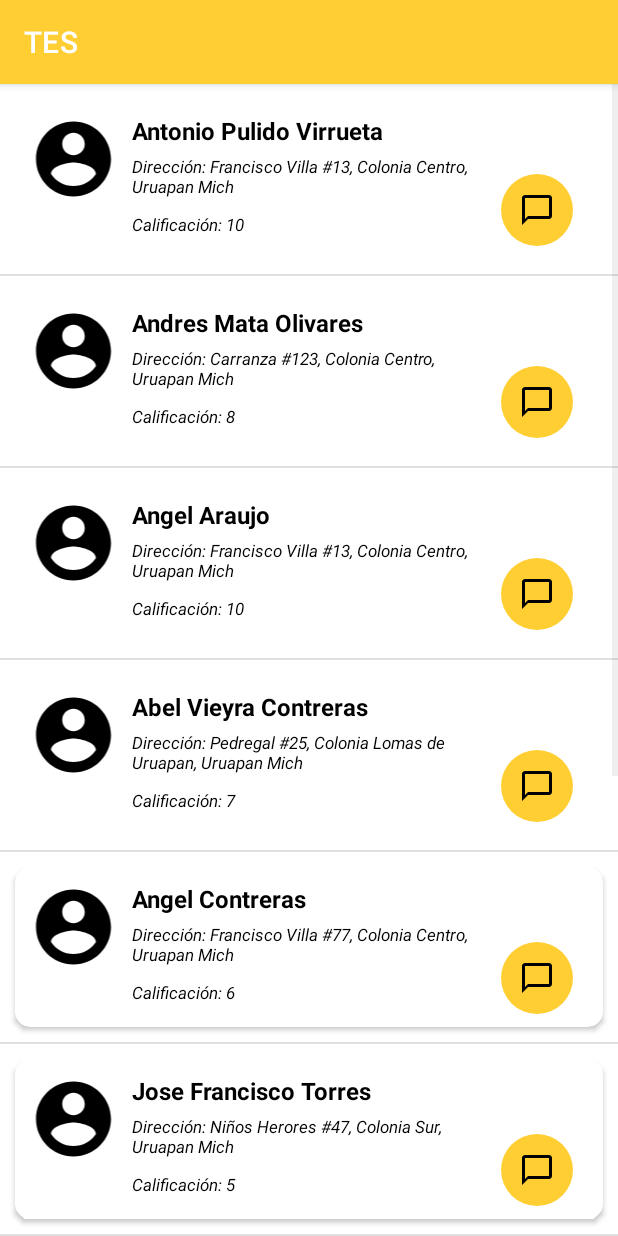
After one commit to SalvadorMoradoQuiroz/TES, an Android app: the TalacherosActivity screen opened directly, with no data from a screen before it, on a phone screen of 412 x 824 dp. The commit adds this screen. Run offline under Robolectric (Android 15) with nearby library versions, the phone set to English and light mode, and no system bars; Roboto replaces fonts that are not available here.

Commit message:
[ADD] ListView Talacheros disponibles y más...

```diff
--- a/app/src/main/AndroidManifest.xml
+++ b/app/src/main/AndroidManifest.xml
@@ -13,6 +13,9 @@
         android:roundIcon="@mipmap/ic_launcher_round"
         android:supportsRtl="true"
         android:theme="@style/Theme.TES">
+        <activity
+            android:name=".TalacherosActivity"
+            android:exported="true" />
         <activity
             android:name=".SpecialtyActivity"
             android:exported="true" />
--- a/app/src/main/java/com/tecnm/campusuruapan/pi/tes/LoginActivity.java
+++ b/app/src/main/java/com/tecnm/campusuruapan/pi/tes/LoginActivity.java
@@ -119,7 +119,7 @@ public class LoginActivity extends AppCompatActivity implements Information {
                 Intent intent = new Intent(LoginActivity.this, SignInActivity.class);
                 intent.putExtra("ROL","TALACHERO");
                 startActivity(intent);
-                finish();
+                //finish();
             }
         });
 
--- a/app/src/main/java/com/tecnm/campusuruapan/pi/tes/MainActivity.java
+++ b/app/src/main/java/com/tecnm/campusuruapan/pi/tes/MainActivity.java
@@ -76,6 +76,7 @@ public class MainActivity extends AppCompatActivity {
             @Override
             public void onClick(View view) {
                 Intent intent = new Intent(MainActivity.this, ChatActivity.class);
+                intent.putExtra("NombreTalachero", "Salvador Morado Quiroz");
                 startActivity(intent);
             }
         });
--- /dev/null
+++ b/app/src/main/java/com/tecnm/campusuruapan/pi/tes/TalacherosActivity.java
@@ -0,0 +1,23 @@
+package com.tecnm.campusuruapan.pi.tes;
+
+import androidx.appcompat.app.AppCompatActivity;
+
+import android.os.Bundle;
+import android.widget.ListView;
+
+import com.tecnm.campusuruapan.pi.tes.adapters.AdapterListViewTalachero;
+import com.tecnm.campusuruapan.pi.tes.datosDePrueba.DatosPrueba;
+
+public class TalacherosActivity extends AppCompatActivity {
+    private ListView listView_Talacheros;
+
+    @Override
+    protected void onCreate(Bundle savedInstanceState) {
+        super.onCreate(savedInstanceState);
+        setContentView(R.layout.activity_talacheros);
+
+        listView_Talacheros = findViewById(R.id.listView_Talacheros);
+        AdapterListViewTalachero adapterListViewTalachero = new AdapterListViewTalachero(TalacherosActivity.this, R.layout.item_talachero, DatosPrueba.getListTalacheros());
+        listView_Talacheros.setAdapter(adapterListViewTalachero);
+    }
+}
--- /dev/null
+++ b/app/src/main/java/com/tecnm/campusuruapan/pi/tes/adapters/AdapterListViewTalachero.java
@@ -0,0 +1,97 @@
+package com.tecnm.campusuruapan.pi.tes.adapters;
+
+import android.content.Context;
+import android.content.Intent;
+import android.view.LayoutInflater;
+import android.view.View;
+import android.view.ViewGroup;
+import android.widget.BaseAdapter;
+import android.widget.ImageView;
+import android.widget.TextView;
+
+import com.tecnm.campusuruapan.pi.tes.ChatActivity;
+import com.tecnm.campusuruapan.pi.tes.LoginActivity;
+import com.tecnm.campusuruapan.pi.tes.R;
+import com.tecnm.campusuruapan.pi.tes.SignInActivity;
+import com.tecnm.campusuruapan.pi.tes.models.Talachero;
+
+import java.util.List;
+
+public class AdapterListViewTalachero extends BaseAdapter {
+
+    private LayoutInflater layoutInflater;
+    private Context context;
+    private int idLayout;
+    private List<Talachero> talacheroes;
+
+    public AdapterListViewTalachero(Context context, int idLayout, List<Talachero> talacheroes) {
+        this.context = context;
+        this.idLayout = idLayout;
+        this.talacheroes = talacheroes;
+        this.layoutInflater = (LayoutInflater) context.getSystemService(Context.LAYOUT_INFLATER_SERVICE);
+    }
+
+    public List<Talachero> getTalacheros() {
+        return talacheroes;
+    }
+
+    public void setTalacheros(List<Talachero> talacheroes) {
+        this.talacheroes = talacheroes;
+        notifyDataSetChanged();
+    }
+
+    @Override
+    public int getCount() {
+        return talacheroes.size();
+    }
+
+    @Override
+    public Object getItem(int i) {
+        return talacheroes.get(i);
+    }
+
+    @Override
+    public long getItemId(int i) {
+        return i;
+    }
+
+    @Override
+    public View getView(int position, View view, ViewGroup viewGroup) {
+        final Talachero talachero = talacheroes.get(position);
+        AdapterListViewTalachero.TalacheroHolder talacheroHolder = null;
+        if (view == null) {
+            view = layoutInflater.inflate(idLayout, null);
+            talacheroHolder = new AdapterListViewTalachero.TalacheroHolder();
+            talacheroHolder.textView_NombreT_Item = view.findViewById(R.id.textView_NombreT_Item);
+            talacheroHolder.textView_DireccionT_Item = view.findViewById(R.id.textView_DireccionT_Item);
+            talacheroHolder.textView_CalificacionT_Item = view.findViewById(R.id.textView_CalificacionT_Item);
+            talacheroHolder.imageView_FotoPerfilT_Item = view.findViewById(R.id.imageView_FotoPerfilT_Item);
+            talacheroHolder.imageButton_Mensaje_Item = view.findViewById(R.id.imageButton_Mensaje_Item);
+
+            view.setTag(talacheroHolder);
+
+            talacheroHolder.textView_NombreT_Item.setText(talacheroes.get(position).getNombre());
+            talacheroHolder.textView_DireccionT_Item.setText("Dirección: "+talacheroes.get(position).getDireccion());
+            talacheroHolder.textView_CalificacionT_Item.setText("Calificación: "+talacheroes.get(position).getCalificacion());
+            //talacheroHolder.imageView_FotoPerfilT_Item.setImageResource();
+            talacheroHolder.imageButton_Mensaje_Item.setOnClickListener(new View.OnClickListener() {
+                @Override
+                public void onClick(View view) {
+                    Intent intent = new Intent(context, ChatActivity.class);
+                    intent.putExtra("NombreTalachero",talacheroes.get(position).getNombre());
+                    context.startActivity(intent);                }
+            });
+        } else {
+            view.getTag();
+        }
+        return view;
+    }
+
+    static class TalacheroHolder {
+        public TextView textView_NombreT_Item;
+        public TextView textView_DireccionT_Item;
+        public TextView textView_CalificacionT_Item;
+        public ImageView imageView_FotoPerfilT_Item;
+        public ImageView imageButton_Mensaje_Item;
+    }
+}
--- a/app/src/main/java/com/tecnm/campusuruapan/pi/tes/datosDePrueba/DatosPrueba.java
+++ b/app/src/main/java/com/tecnm/campusuruapan/pi/tes/datosDePrueba/DatosPrueba.java
@@ -2,6 +2,7 @@ package com.tecnm.campusuruapan.pi.tes.datosDePrueba;
 
 import com.tecnm.campusuruapan.pi.tes.R;
 import com.tecnm.campusuruapan.pi.tes.models.Specialty;
+import com.tecnm.campusuruapan.pi.tes.models.Talachero;
 
 import java.util.ArrayList;
 import java.util.List;
@@ -22,4 +23,31 @@ public class DatosPrueba {
 
         return specialties;
     }
+
+    public static List<Talachero> getListTalacheros(){
+        List<Talachero> talacheroes = new ArrayList<>();
+        Talachero t1 = new Talachero("Antonio Pulido Virrueta", "Francisco Villa #13, Colonia Centro, Uruapan Mich", 10, 1);
+        Talachero t2 = new Talachero("Andres Mata Olivares", "Carranza #123, Colonia Centro, Uruapan Mich", 8, 1);
+        Talachero t3 = new Talachero("Angel Araujo", "Francisco Villa #13, Colonia Centro, Uruapan Mich", 10, 1);
+        Talachero t4 = new Talachero("Abel Vieyra Contreras", "Pedregal #25, Colonia Lomas de Uruapan, Uruapan Mich", 7, 1);
+        Talachero t5 = new Talachero("Angel Contreras", "Francisco Villa #77, Colonia Centro, Uruapan Mich", 6, 1);
+        Talachero t6 = new Talachero("Jose Francisco Torres", "Niños Herores #47, Colonia Sur, Uruapan Mich", 5, 1);
+        Talachero t7 = new Talachero("Jesus Fuentes Leyba", "Francisco I Madero #52, Colonia Centro, Uruapan Mich", 7, 1);
+        Talachero t8 = new Talachero("Brandon Gutierrez Vazquez", "Coronado #15, Colonia Centro, Uruapan Mich", 10, 1);
+        Talachero t9 = new Talachero("Miriam Figueroa", "Villa #3, Colonia San Pedro, Uruapan Mich", 7, 1);
+        Talachero t10 = new Talachero("Sara Dominguez ", "Juarez #47, Colonia Norte, Uruapan Mich", 8, 1);
+
+        talacheroes.add(t1);
+        talacheroes.add(t2);
+        talacheroes.add(t3);
+        talacheroes.add(t4);
+        talacheroes.add(t5);
+        talacheroes.add(t6);
+        talacheroes.add(t7);
+        talacheroes.add(t8);
+        talacheroes.add(t9);
+        talacheroes.add(t10);
+
+        return talacheroes;
+    }
 }
--- /dev/null
+++ b/app/src/main/java/com/tecnm/campusuruapan/pi/tes/models/Talachero.java
@@ -0,0 +1,47 @@
+package com.tecnm.campusuruapan.pi.tes.models;
+
+public class Talachero {
+    private String nombre;
+    private String direccion;
+    private int calificacion;
+    private int image;
+
+    public Talachero(String nombre, String direccion, int calificacion, int image) {
+        this.nombre = nombre;
+        this.direccion = direccion;
+        this.calificacion = calificacion;
+        this.image = image;
+    }
+
+    public String getNombre() {
+        return nombre;
+    }
+
+    public void setNombre(String nombre) {
+        this.nombre = nombre;
+    }
+
+    public String getDireccion() {
+        return direccion;
+    }
+
+    public void setDireccion(String direccion) {
+        this.direccion = direccion;
+    }
+
+    public int getCalificacion() {
+        return calificacion;
+    }
+
+    public void setCalificacion(int calificacion) {
+        this.calificacion = calificacion;
+    }
+
+    public int getImage() {
+        return image;
+    }
+
+    public void setImage(int image) {
+        this.image = image;
+    }
+}
--- /dev/null
+++ b/app/src/main/res/drawable/roundcorner2.xml
@@ -0,0 +1,5 @@
+<?xml version="1.0" encoding="utf-8"?>
+<shape xmlns:android="http://schemas.android.com/apk/res/android">
+    <solid android:color="@color/principal_yellow" />
+    <corners android:radius="100dp" />
+</shape>
--- /dev/null
+++ b/app/src/main/res/layout/activity_talacheros.xml
@@ -0,0 +1,17 @@
+<?xml version="1.0" encoding="utf-8"?>
+<androidx.constraintlayout.widget.ConstraintLayout xmlns:android="http://schemas.android.com/apk/res/android"
+    xmlns:app="http://schemas.android.com/apk/res-auto"
+    xmlns:tools="http://schemas.android.com/tools"
+    android:layout_width="match_parent"
+    android:layout_height="match_parent"
+    tools:context=".TalacherosActivity">
+
+    <ListView
+        android:id="@+id/listView_Talacheros"
+        android:layout_width="match_parent"
+        android:layout_height="match_parent"
+        app:layout_constraintBottom_toBottomOf="parent"
+        app:layout_constraintEnd_toEndOf="parent"
+        app:layout_constraintStart_toStartOf="parent"
+        app:layout_constraintTop_toTopOf="parent" />
+</androidx.constraintlayout.widget.ConstraintLayout>
--- a/app/src/main/res/layout/item_talachero.xml
+++ b/app/src/main/res/layout/item_talachero.xml
@@ -37,7 +37,7 @@
                     android:orientation="vertical">
 
                     <ImageView
-                        android:id="@+id/imageView16"
+                        android:id="@+id/imageView_FotoPerfilT_Item"
                         android:layout_width="match_parent"
                         android:layout_height="60dp"
                         android:layout_marginTop="10dp"
@@ -48,12 +48,12 @@
                 <LinearLayout
                     android:layout_width="0dp"
                     android:layout_height="match_parent"
-                    android:layout_weight="0.40"
+                    android:layout_weight="0.60"
                     android:orientation="vertical">
 
                     <TextView
-                        android:id="@+id/textView6"
-                        android:layout_width="match_parent"
+                        android:id="@+id/textView_NombreT_Item"
+                        android:layout_width="wrap_content"
                         android:layout_height="wrap_content"
                         android:layout_marginTop="10dp"
                         android:layout_marginBottom="5dp"
@@ -64,7 +64,7 @@
                         android:textStyle="bold" />
 
                     <TextView
-                        android:id="@+id/textView15"
+                        android:id="@+id/textView_DireccionT_Item"
                         android:layout_width="match_parent"
                         android:layout_height="wrap_content"
                         android:layout_marginBottom="10dp"
@@ -75,7 +75,7 @@
                         android:textStyle="italic" />
 
                     <TextView
-                        android:id="@+id/textView18"
+                        android:id="@+id/textView_CalificacionT_Item"
                         android:layout_width="match_parent"
                         android:layout_height="wrap_content"
                         android:layout_marginBottom="15dp"
@@ -90,17 +90,17 @@
                 <LinearLayout
                     android:layout_width="0dp"
                     android:layout_height="match_parent"
-                    android:layout_weight="0.40"
+                    android:layout_weight="0.20"
                     android:orientation="vertical">
 
                     <ImageButton
-                        android:id="@+id/imageButton5"
+                        android:id="@+id/imageButton_Mensaje_Item"
                         android:layout_width="48dp"
                         android:layout_height="48dp"
                         android:layout_gravity="end"
                         android:layout_marginTop="50dp"
                         android:layout_marginEnd="20dp"
-                        android:background="@drawable/roundcorner"
+                        android:background="@drawable/roundcorner2"
                         android:contentDescription="@string/todo"
                         app:srcCompat="@drawable/ic_baseline_chat_bubble_outline_24"
                         tools:ignore="ImageContrastCheck,DuplicateSpeakableTextCheck" />
```
Also changed, not shown: app/src/main/java/com/tecnm/campusuruapan/pi/tes/ChatActivity.java (+8 -0 lines), app/src/main/java/com/tecnm/campusuruapan/pi/tes/SpecialtyActivity.java (+11 -0 lines), app/src/main/res/layout/activity_chat.xml (+10 -5 lines), app/src/main/res/layout/item_contrato_pendiente.xml (+5 -5 lines), app/src/main/res/layout/item_contrato_sin_finalizar.xml (+5 -5 lines), app/src/main/res/layout/item_contratos_finalizados.xml (+5 -5 lines).
